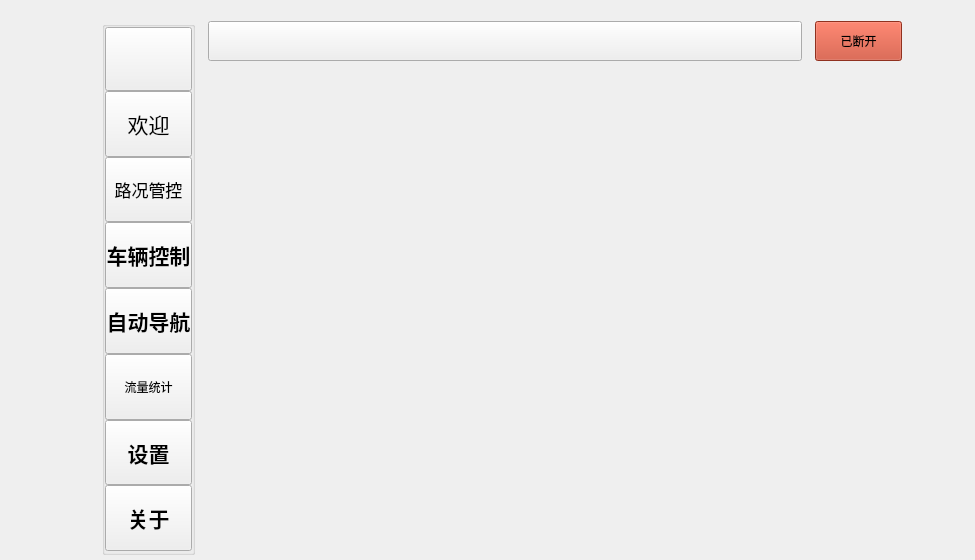
The window that widget.ui (CSU-Bug-Killer/CarDemo2) describes before a commit, drawn with Qt 5.
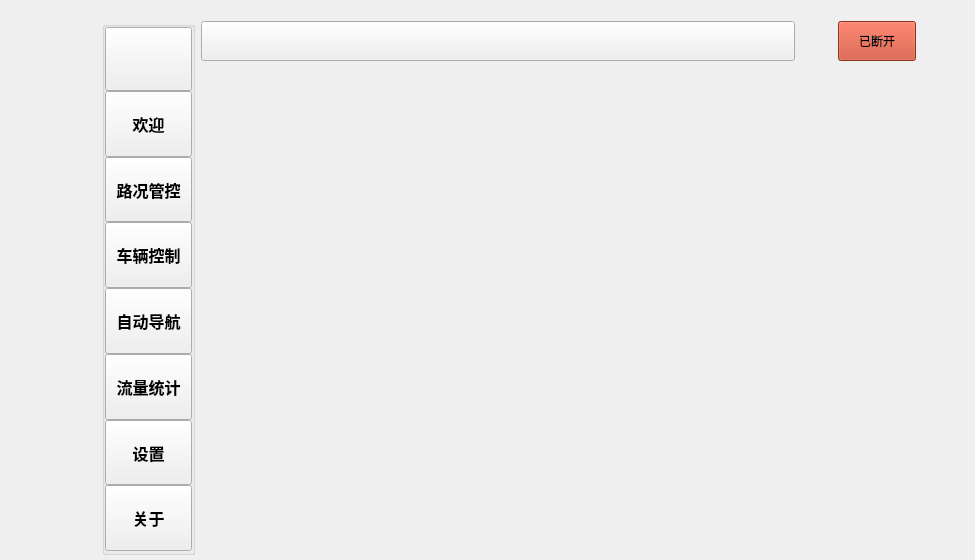
The same window after the commit. Icons and pictures are not drawn.

```diff
--- a/widget.ui
+++ b/widget.ui
@@ -23,12 +23,15 @@
    <iconset resource="icons.qrc">
     <normaloff>:/icon/BKlogo.png</normaloff>:/icon/BKlogo.png</iconset>
   </property>
-  <widget class="QWidget" name="">
+  <property name="styleSheet">
+   <string notr="true">background-image: url(:/image/bg.png);</string>
+  </property>
+  <widget class="QWidget" name="layoutWidget">
    <property name="geometry">
     <rect>
      <x>91</x>
      <y>10</y>
-     <width>830</width>
+     <width>836</width>
      <height>556</height>
     </rect>
    </property>
@@ -89,7 +92,7 @@
         </widget>
        </item>
        <item>
-        <widget class="QPushButton" name="welcomeBtn">
+        <widget class="QToolButton" name="welcomeBtn">
          <property name="sizePolicy">
           <sizepolicy hsizetype="Fixed" vsizetype="Expanding">
            <horstretch>0</horstretch>
@@ -111,11 +114,10 @@
          <property name="font">
           <font>
            <family>Agency FB</family>
-           <pointsize>16</pointsize>
-           <weight>50</weight>
+           <pointsize>12</pointsize>
+           <weight>75</weight>
            <italic>false</italic>
-           <bold>false</bold>
-           <stylestrategy>PreferDefault</stylestrategy>
+           <bold>true</bold>
           </font>
          </property>
          <property name="focusPolicy">
@@ -141,7 +143,7 @@
         </widget>
        </item>
        <item>
-        <widget class="QPushButton" name="mainBtn">
+        <widget class="QToolButton" name="mainBtn">
          <property name="sizePolicy">
           <sizepolicy hsizetype="Fixed" vsizetype="Expanding">
            <horstretch>0</horstretch>
@@ -163,10 +165,10 @@
          <property name="font">
           <font>
            <family>CloudZongYiGBK</family>
-           <pointsize>13</pointsize>
-           <weight>50</weight>
+           <pointsize>12</pointsize>
+           <weight>75</weight>
            <italic>false</italic>
-           <bold>false</bold>
+           <bold>true</bold>
           </font>
          </property>
          <property name="contextMenuPolicy">
@@ -182,12 +184,6 @@
           <iconset resource="icons.qrc">
            <normaloff>:/icon/main.png</normaloff>:/icon/main.png</iconset>
          </property>
-         <property name="autoDefault">
-          <bool>false</bool>
-         </property>
-         <property name="default">
-          <bool>false</bool>
-         </property>
         </widget>
        </item>
        <item>
@@ -219,7 +215,7 @@
          <property name="font">
           <font>
            <family>Arial</family>
-           <pointsize>16</pointsize>
+           <pointsize>12</pointsize>
            <weight>75</weight>
            <bold>true</bold>
           </font>
@@ -265,7 +261,7 @@
          <property name="font">
           <font>
            <family>Arial</family>
-           <pointsize>16</pointsize>
+           <pointsize>12</pointsize>
            <weight>75</weight>
            <bold>true</bold>
           </font>
@@ -302,6 +298,13 @@
            <height>16777215</height>
           </size>
          </property>
+         <property name="font">
+          <font>
+           <pointsize>12</pointsize>
+           <weight>75</weight>
+           <bold>true</bold>
+          </font>
+         </property>
          <property name="text">
           <string>流量统计</string>
          </property>
@@ -334,7 +337,7 @@
          <property name="font">
           <font>
            <family>Arial</family>
-           <pointsize>16</pointsize>
+           <pointsize>12</pointsize>
            <weight>75</weight>
            <bold>true</bold>
           </font>
@@ -374,7 +377,7 @@
          <property name="font">
           <font>
            <family>Arial</family>
-           <pointsize>16</pointsize>
+           <pointsize>12</pointsize>
            <weight>75</weight>
            <bold>true</bold>
           </font>
@@ -410,7 +413,7 @@
          <widget class="QPushButton" name="pushButton">
           <property name="minimumSize">
            <size>
-            <width>0</width>
+            <width>594</width>
             <height>40</height>
            </size>
           </property>
@@ -428,6 +431,19 @@
           </property>
          </widget>
         </item>
+        <item>
+         <spacer name="horizontalSpacer">
+          <property name="orientation">
+           <enum>Qt::Horizontal</enum>
+          </property>
+          <property name="sizeHint" stdset="0">
+           <size>
+            <width>40</width>
+            <height>20</height>
+           </size>
+          </property>
+         </spacer>
+        </item>
         <item>
          <widget class="QPushButton" name="connectBtn">
           <property name="sizePolicy">
@@ -442,12 +458,6 @@
             <height>0</height>
            </size>
           </property>
-          <property name="maximumSize">
-           <size>
-            <width>87</width>
-            <height>16777215</height>
-           </size>
-          </property>
           <property name="styleSheet">
            <string notr="true">background-color: #c9452b;</string>
           </property>
@@ -496,7 +506,7 @@
           </property>
           <property name="minimumSize">
            <size>
-            <width>223</width>
+            <width>0</width>
             <height>0</height>
            </size>
           </property>
```
Left out of the diff: 8 changed lines with no effect on the pictures.
